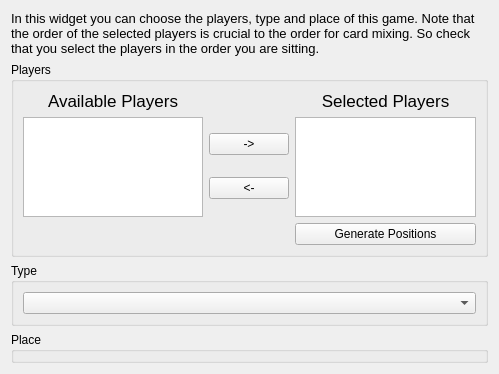
First picture: the form in src/Gui/Wizards/NewGame/livegamegeneraloptionswidget.ui, repository lbproductions/ProjectStats, before the edit.
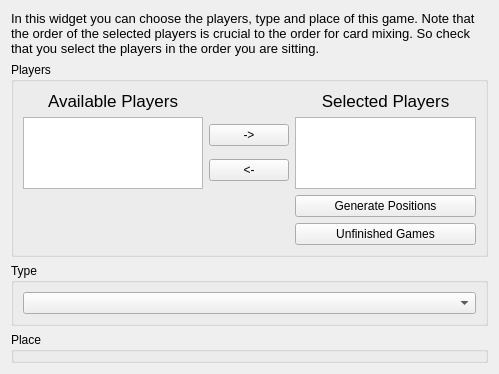
Second picture: the form after the edit.

Commit message:
Unfinished Games zum Wizard hinzugefügt
Im Wizard ist es nun möglich sich die nicht beendeten Spiele anzeigen zu lassen, die mit den ausgewählten Spielern gespielt wurden.

Diff of the .ui file:
```diff
--- a/src/Gui/Wizards/NewGame/livegamegeneraloptionswidget.ui
+++ b/src/Gui/Wizards/NewGame/livegamegeneraloptionswidget.ui
@@ -104,6 +104,13 @@
         </property>
        </widget>
       </item>
+      <item row="3" column="2">
+       <widget class="QPushButton" name="pushButton">
+        <property name="text">
+         <string>Unfinished Games</string>
+        </property>
+       </widget>
+      </item>
      </layout>
     </widget>
    </item>
```
Left out of the diff: 1 changed line with no effect on the pictures. The commit also changes 6 other files.
